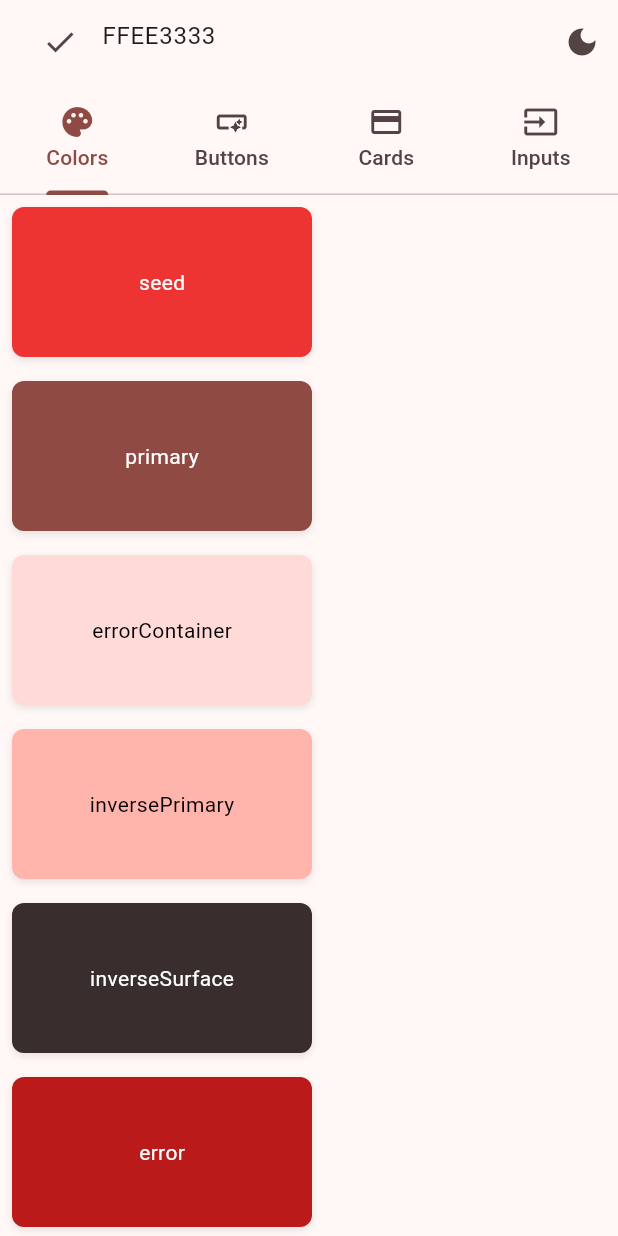
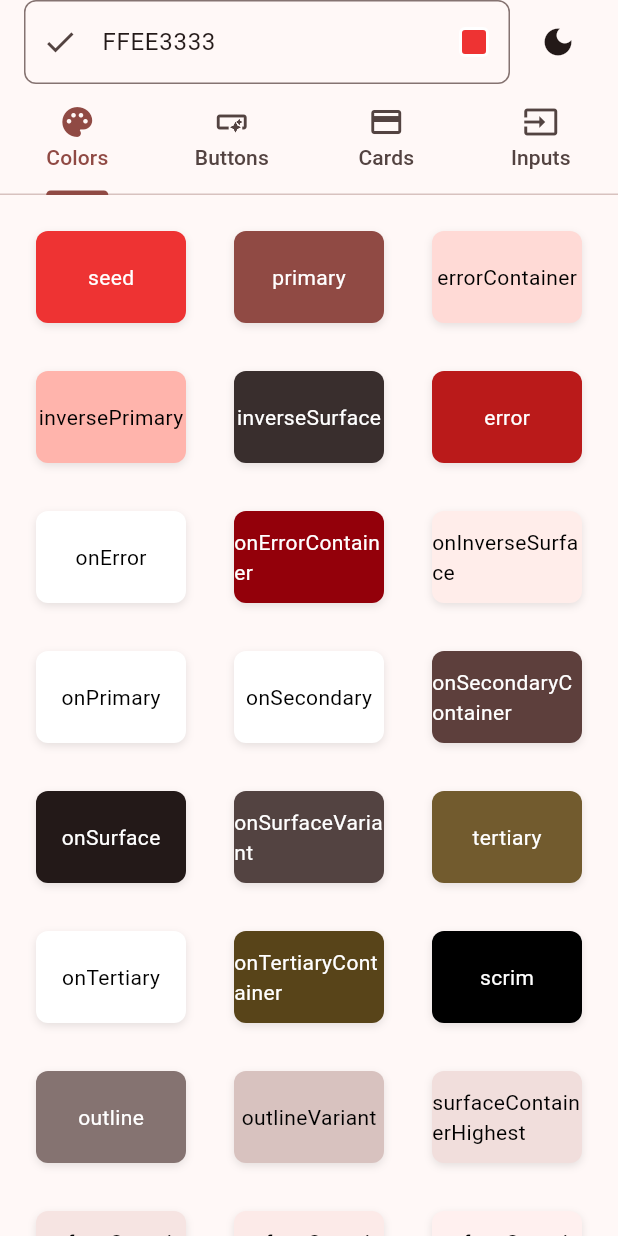
Before and after one commit to MelbourneDeveloper/seed_color_picker, a Flutter app: the screen it shows after launch, on a phone screen of 412 x 824 dp. Run offline on Flutter 3.47's test engine with Material 3 defaults, Android fonts, the light colour scheme and no system bars; our stand-ins replace flutter_colorpicker.

Commit message:
make more good

```diff
--- a/lib/main.dart
+++ b/lib/main.dart
@@ -1,4 +1,6 @@
 import 'package:flutter/material.dart';
+import 'package:flutter_colorpicker/flutter_colorpicker.dart'
+    hide ColorExtension1;
 
 int? hexToInteger(String hex) => int.tryParse(hex, radix: 16);
 
@@ -17,7 +19,18 @@ extension StringColorExtensions on String {
   }
 }
 
-void main() => runApp(const MyHomePage());
+void main() => runApp(const App());
+
+class App extends StatelessWidget {
+  const App({super.key});
+
+  @override
+  Widget build(BuildContext context) => const MaterialApp(
+    debugShowCheckedModeBanner: false,
+    title: 'Material Theme Builder',
+    home: MyHomePage(),
+  );
+}
 
 class MyHomePage extends StatefulWidget {
   const MyHomePage({super.key});
@@ -35,40 +48,58 @@ class _MyHomePageState extends State<MyHomePage> {
   Brightness _brightness = Brightness.light;
 
   @override
-  Widget build(BuildContext context) => MaterialApp(
-    themeMode:
-        _brightness == Brightness.light ? ThemeMode.light : ThemeMode.dark,
-    debugShowCheckedModeBanner: false,
-    title: 'Material Theme Builder',
-    darkTheme: ThemeData(
+  Widget build(BuildContext context) => Theme(
+    data:
+        _brightness == Brightness.light
+            ? ThemeData(
+              useMaterial3: true,
+              colorScheme: ColorScheme.fromSeed(
+                seedColor: _seedColor,
+                brightness: Brightness.light,
+              ),
+            )
+            : ThemeData(
               useMaterial3: true,
               colorScheme: ColorScheme.fromSeed(
                 seedColor: _seedColor,
                 brightness: Brightness.dark,
               ),
             ),
-    theme: ThemeData(
-      useMaterial3: true,
-      colorScheme: ColorScheme.fromSeed(
-        seedColor: _seedColor,
-        brightness: Brightness.light,
-      ),
-    ),
-    home: DefaultTabController(
+    child: DefaultTabController(
       length: 4,
       child: Scaffold(
         appBar: AppBar(
-          title: TextField(
+          title: Row(
+            children: [
+              Expanded(
+                child: TextField(
                   onChanged: setColorScheme,
                   controller: _textEditingController,
                   decoration: InputDecoration(
                     prefixIcon:
-                  _isValid ? const Icon(Icons.check) : const Icon(Icons.error),
-              border: InputBorder.none,
+                        _isValid
+                            ? const Icon(Icons.check)
+                            : const Icon(Icons.error),
+                    suffixIcon: IconButton(
+                      icon: Container(
+                        width: 20,
+                        height: 20,
+                        decoration: BoxDecoration(
+                          color: _seedColor,
+                          border: Border.all(color: Colors.white, width: 2),
+                          borderRadius: BorderRadius.circular(4),
+                        ),
+                      ),
+                      onPressed: () => _showColorPicker(context),
+                    ),
+                    border: OutlineInputBorder(
+                      borderRadius: BorderRadius.circular(8),
+                    ),
                     hintText: 'Enter hex color...',
                   ),
                 ),
-          actions: [
+              ),
+              const SizedBox(width: 8),
               IconButton(
                 onPressed:
                     () => setState(() {
@@ -84,8 +115,10 @@ class _MyHomePageState extends State<MyHomePage> {
                 ),
               ),
             ],
-          bottom: const TabBar(
-            tabs: [
+          ),
+          bottom: TabBar(
+            tabAlignment: TabAlignment.fill,
+            tabs: const [
               Tab(text: 'Colors', icon: Icon(Icons.palette)),
               Tab(text: 'Buttons', icon: Icon(Icons.smart_button)),
               Tab(text: 'Cards', icon: Icon(Icons.credit_card)),
@@ -105,6 +138,39 @@ class _MyHomePageState extends State<MyHomePage> {
     ),
   );
 
+  void _showColorPicker(BuildContext context) {
+    showDialog(
+      context: context,
+      builder:
+          (context) => AlertDialog(
+            title: const Text('Pick a color'),
+            content: SingleChildScrollView(
+              child: ColorPicker(
+                pickerColor: _seedColor,
+                onColorChanged: (color) {
+                  setState(() {
+                    _seedColor = color;
+                    _textEditingController.text =
+                        '${color.a.round().toRadixString(16).padLeft(2, '0')}'
+                                '${color.r.round().toRadixString(16).padLeft(2, '0')}'
+                                '${color.g.round().toRadixString(16).padLeft(2, '0')}'
+                                '${color.b.round().toRadixString(16).padLeft(2, '0')}'
+                            .toUpperCase();
+                  });
+                },
+                pickerAreaHeightPercent: 0.8,
+              ),
+            ),
+            actions: [
+              TextButton(
+                onPressed: () => Navigator.of(context).pop(),
+                child: const Text('Done'),
+              ),
+            ],
+          ),
+    );
+  }
+
   void setColorScheme(String t) => setState(() {
     final color = t.toColor();
     _isValid = color != null;
@@ -118,14 +184,15 @@ class _ColorPalette extends StatelessWidget {
   const _ColorPalette({required this.seedColor});
 
   @override
-  Widget build(BuildContext context) => SingleChildScrollView(
-    child: Wrap(
+  Widget build(BuildContext context) => GridView.count(
+    crossAxisCount: 3,
+    childAspectRatio: 1.5,
+    padding: const EdgeInsets.all(16),
+    mainAxisSpacing: 16,
+    crossAxisSpacing: 16,
     children: [
       _ColorBox(color: seedColor, name: 'seed'),
-        _ColorBox(
-          color: Theme.of(context).colorScheme.primary,
-          name: 'primary',
-        ),
+      _ColorBox(color: Theme.of(context).colorScheme.primary, name: 'primary'),
       _ColorBox(
         color: Theme.of(context).colorScheme.errorContainer,
         name: 'errorContainer',
@@ -139,10 +206,7 @@ class _ColorPalette extends StatelessWidget {
         name: 'inverseSurface',
       ),
       _ColorBox(color: Theme.of(context).colorScheme.error, name: 'error'),
-        _ColorBox(
-          color: Theme.of(context).colorScheme.onError,
-          name: 'onError',
-        ),
+      _ColorBox(color: Theme.of(context).colorScheme.onError, name: 'onError'),
       _ColorBox(
         color: Theme.of(context).colorScheme.onErrorContainer,
         name: 'onErrorContainer',
@@ -184,10 +248,7 @@ class _ColorPalette extends StatelessWidget {
         name: 'onTertiaryContainer',
       ),
       _ColorBox(color: Theme.of(context).colorScheme.scrim, name: 'scrim'),
-        _ColorBox(
-          color: Theme.of(context).colorScheme.outline,
-          name: 'outline',
-        ),
+      _ColorBox(color: Theme.of(context).colorScheme.outline, name: 'outline'),
       _ColorBox(
         color: Theme.of(context).colorScheme.outlineVariant,
         name: 'outlineVariant',
@@ -214,7 +275,6 @@ class _ColorPalette extends StatelessWidget {
       ),
       _ColorBox(color: Theme.of(context).colorScheme.shadow, name: 'shadow'),
     ],
-    ),
   );
 }
 
@@ -235,7 +295,7 @@ class _ColorBox extends StatelessWidget {
         borderRadius: BorderRadius.circular(8),
         boxShadow: [
           BoxShadow(
-            color: Colors.black.withOpacity(0.1),
+            color: Colors.black.withAlpha(26),
             blurRadius: 4,
             offset: const Offset(0, 2),
           ),
--- a/pubspec.yaml
+++ b/pubspec.yaml
@@ -9,6 +9,7 @@ environment:
 dependencies:
   flutter:
     sdk: flutter
+  flutter_colorpicker: ^1.1.0
 
 dev_dependencies:
   flutter_test:
```
Also changed, not shown: pubspec.lock. Lines whose indentation alone changed are shown as unchanged.
